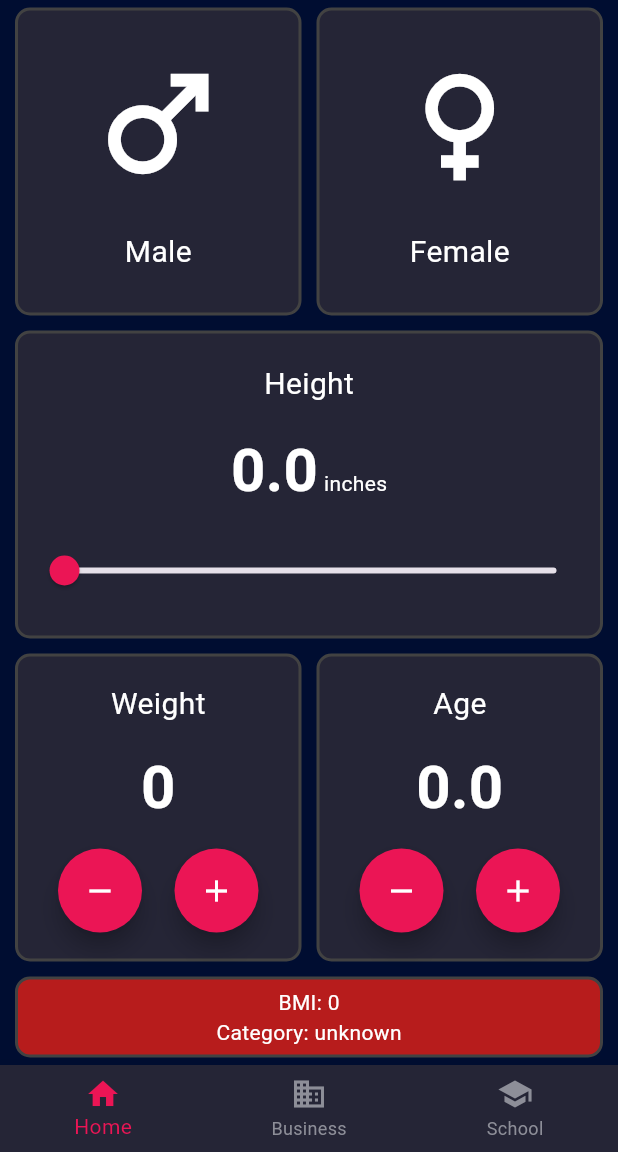
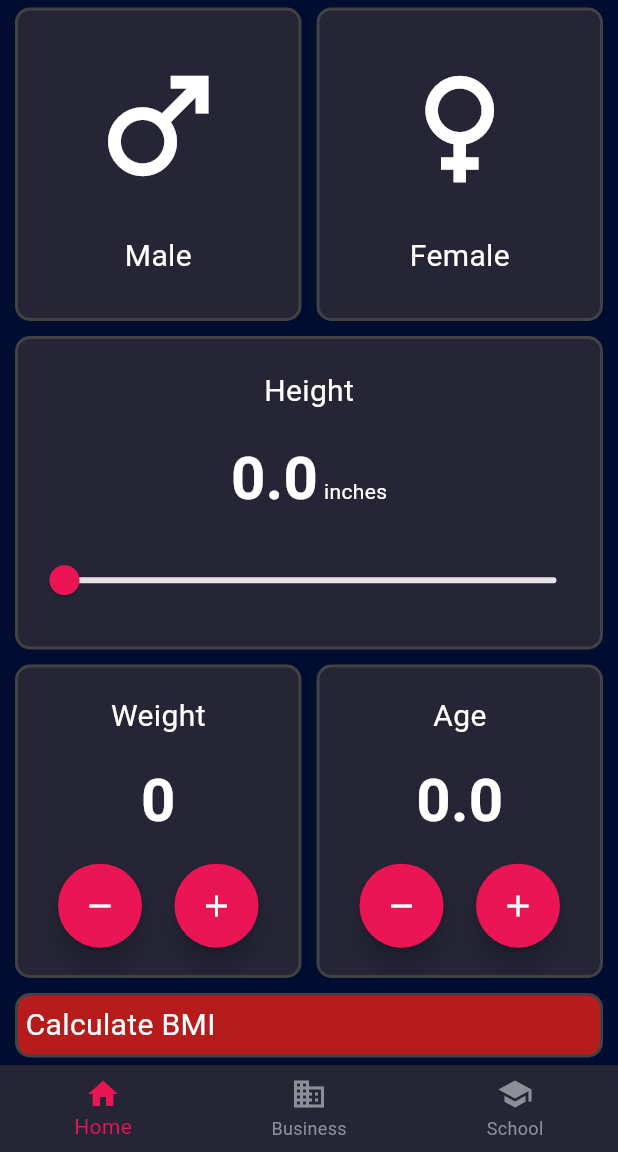
Before and after one commit to Anything-Internet/bmicalculator, a Flutter app: the screen it shows after launch, on a phone screen of 412 x 824 dp, the part 84-1236 px from its top. Run offline on Flutter 3.47's test engine with Material 3 defaults, Android fonts, the phone set to English and light mode, and no system bars.

Commit message:
routing good - only need the math

```diff
--- a/lib/main.dart
+++ b/lib/main.dart
@@ -1,6 +1,7 @@
 import 'package:bmicalculator/theme.dart';
+import 'package:bmicalculator/views/results_page.dart';
 import 'package:flutter/material.dart';
-import 'input_page.dart';
+import 'views/input_page.dart';
 
 void main() {
   runApp(const BMICalculator());
@@ -18,7 +19,11 @@ class BMICalculator extends StatelessWidget {
       theme: lightTheme,
       darkTheme: darkTheme,
       themeMode: ThemeMode.dark,
-      home: const InputPage(title: 'BMI Calculator'),
+      initialRoute: '/input_page',
+      routes: {
+        '/input_page': (context) => const InputPage(),
+        '/results_page': (context) => ResultsPage(),
+      }
     );
   }
 }
--- a/lib/bmi_data.dart
+++ b/lib/models/bmi_data.dart
@@ -1,5 +1,5 @@
 import 'dart:math';
-import 'gender.dart';
+import '../widgets/gender.dart';
 
 class BmiData {
 
--- a/lib/input_page.dart
+++ b/lib/views/input_page.dart
@@ -1,17 +1,16 @@
-import 'package:bmicalculator/bmi_data.dart';
-import 'package:bmicalculator/gender.dart';
-import 'package:bmicalculator/round_icon_button.dart';
+import 'package:bmicalculator/models/bmi_data.dart';
+import 'package:bmicalculator/widgets/gender.dart';
+import 'package:bmicalculator/widgets/round_icon_button.dart';
 import 'package:bmicalculator/theme.dart';
 import 'package:flutter/material.dart';
 import 'package:flutter/services.dart';
 
-import 'bottom_navbar.dart';
-import 'reusable_card.dart';
+import '../widgets/app_bar.dart';
+import '../widgets/bottom_navbar.dart';
+import '../widgets/reusable_card.dart';
 
 class InputPage extends StatefulWidget {
-  const InputPage({super.key, required this.title});
-
-  final String title;
+  const InputPage({super.key});
 
   @override
   State<InputPage> createState() => _InputPageState();
@@ -71,7 +70,7 @@ class _InputPageState extends State<InputPage> {
   @override
   Widget build(BuildContext context) {
     return Scaffold(
-      appBar: appBar(widget.title),
+      appBar: appBar("BMI Calculator"),
       body: body(),
       bottomNavigationBar: const BottomNavBar(),
       //floatingActionButton: floatingActionButton(),
@@ -97,7 +96,11 @@ class _InputPageState extends State<InputPage> {
                   ? Colors.blue
                   : const Color(0xFF252536),
               callback: () {
-                setBmiData("gender", bmiData.gender == Genders.male ? Genders.unknown : Genders.male);
+                setBmiData(
+                    "gender",
+                    bmiData.gender == Genders.male
+                        ? Genders.unknown
+                        : Genders.male);
               },
               child: Gender(genderChoice: Genders.male),
             ),
@@ -109,7 +112,11 @@ class _InputPageState extends State<InputPage> {
                   ? Colors.pink.shade300
                   : const Color(0xFF252536),
               callback: () {
-                setBmiData("gender", bmiData.gender == Genders.female ? Genders.unknown : Genders.female);
+                setBmiData(
+                    "gender",
+                    bmiData.gender == Genders.female
+                        ? Genders.unknown
+                        : Genders.female);
               },
               child: Gender(genderChoice: Genders.female),
             ),
@@ -153,7 +160,7 @@ class _InputPageState extends State<InputPage> {
           ),
         ),
       ),
-       Expanded(
+      Expanded(
         child: Row(
           children: [
             Expanded(
@@ -162,7 +169,7 @@ class _InputPageState extends State<InputPage> {
                 child: Column(
                   mainAxisAlignment: MainAxisAlignment.spaceEvenly,
                   children: [
-                    Text("Weight", style: const TextStyle(fontSize: 20)),
+                    const Text("Weight", style: TextStyle(fontSize: 20)),
                     Text(bmiData.pounds.toString(),
                         style: const TextStyle(
                             fontWeight: FontWeight.bold, fontSize: 40)),
@@ -175,9 +182,7 @@ class _InputPageState extends State<InputPage> {
                             setBmiData('weight', bmiData.pounds - 5);
                           },
                           tooltip: '',
-                          child: const Icon(
-                              Icons.remove,
-                              color: Colors.white),
+                          child: const Icon(Icons.remove, color: Colors.white),
                         ),
                         RoundIconButton(
                           //borderColor: myGrey,
@@ -199,7 +204,7 @@ class _InputPageState extends State<InputPage> {
                 child: Column(
                   mainAxisAlignment: MainAxisAlignment.spaceEvenly,
                   children: [
-                    Text("Age", style: const TextStyle(fontSize: 20)),
+                    const Text("Age", style: TextStyle(fontSize: 20)),
                     Text(bmiData.age.toString(),
                         style: const TextStyle(
                             fontWeight: FontWeight.bold, fontSize: 40)),
@@ -212,9 +217,7 @@ class _InputPageState extends State<InputPage> {
                             setBmiData('age', bmiData.age - 1);
                           },
                           tooltip: '',
-                          child: const Icon(
-                              Icons.remove,
-                              color: Colors.white),
+                          child: const Icon(Icons.remove, color: Colors.white),
                         ),
                         RoundIconButton(
                           //borderColor: myGrey,
@@ -236,28 +239,18 @@ class _InputPageState extends State<InputPage> {
       ReusableCard(
         color: Colors.red.shade900,
         position: "wide",
-        child: Row(
-          mainAxisAlignment: MainAxisAlignment.spaceEvenly,
-          children: [
-            Column(
-              mainAxisAlignment: MainAxisAlignment.spaceEvenly,
-              children: [
-                Text("BMI: ${bmiData.bmi > 0 ? bmiData.bmi : 0}"),
-                Text("Category: ${bmiData.bmiScale ?? "unknown"}"),
-              ],
-            ),
-          ],
+        child: const Text(
+          "Calculate BMI",
+          style: TextStyle(fontSize: 20, color: Colors.white),
         ),
         callback: () {
-          print("BMI: ${bmiData.bmi}");
+          Navigator.pushNamed(
+            context,
+            '/results_page',
+            arguments: bmiData,
+          );
         },
       ),
     ]);
   }
 }
-
-appBar(title) {
-  return AppBar(
-    title: Text(title, style: const TextStyle()),
-  );
-}
--- a/lib/bottom_navbar.dart
+++ b/lib/widgets/bottom_navbar.dart
@@ -7,6 +7,12 @@ class BottomNavBar extends StatelessWidget {
   @override
   Widget build(BuildContext context) {
     return BottomNavigationBar(
+      onTap: (int index) {
+        print("BottomNavBar: $index");
+        if (index == 0) {
+          Navigator.pushNamed(context, '/input_page');
+        }
+      },
       items: const <BottomNavigationBarItem>[
         BottomNavigationBarItem(
           icon: Icon(Icons.home),
--- a/lib/gender.dart
+++ b/lib/widgets/gender.dart
@@ -3,7 +3,7 @@ import 'package:flutter/material.dart';
  enum Genders {unknown, male, female}
 
 class Gender extends StatelessWidget {
-  late Genders genderChoice;
+  late final Genders genderChoice;
 
   Gender({
     super.key,
```
Also changed, not shown: lib/views/results_page.dart (added, +46 -0 lines), lib/widgets/app_bar.dart (added, +7 -0 lines), lib/views/theme_demo.dart (renamed from lib/theme_demo.dart), lib/widgets/reusable_card.dart (renamed from lib/reusable_card.dart), lib/widgets/round_icon_button.dart (renamed from lib/round_icon_button.dart).
